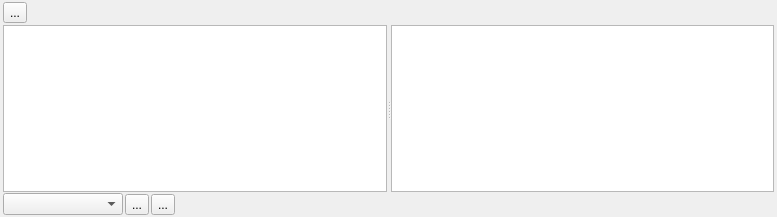
First picture: the form in engine/modules/anim/editor/TimelinePanel/TimelinePanel.ui, repository timi-liuliang/echo, before the edit.
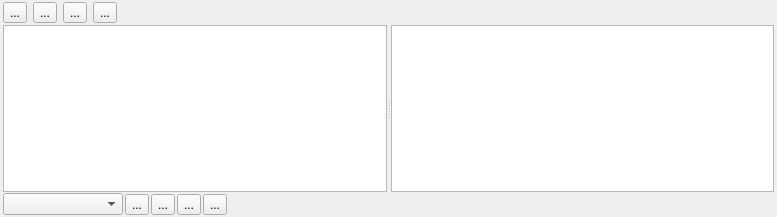
Second picture: the form after the edit.

Commit message: Timeline add edit node #235 Add icon for toolbuttons

Diff of the .ui file:
```diff
--- a/engine/modules/anim/editor/TimelinePanel/TimelinePanel.ui
+++ b/engine/modules/anim/editor/TimelinePanel/TimelinePanel.ui
@@ -57,7 +57,28 @@
        <number>0</number>
       </property>
       <item>
-       <widget class="QToolButton" name="toolButton">
+       <widget class="QToolButton" name="AddNode">
+        <property name="text">
+         <string>...</string>
+        </property>
+       </widget>
+      </item>
+      <item>
+       <widget class="QToolButton" name="Play">
+        <property name="text">
+         <string>...</string>
+        </property>
+       </widget>
+      </item>
+      <item>
+       <widget class="QToolButton" name="Stop">
+        <property name="text">
+         <string>...</string>
+        </property>
+       </widget>
+      </item>
+      <item>
+       <widget class="QToolButton" name="Restart">
         <property name="text">
          <string>...</string>
         </property>
@@ -148,7 +169,21 @@
        </widget>
       </item>
       <item>
-       <widget class="QToolButton" name="toolButton_3">
+       <widget class="QToolButton" name="DuplicateClip">
+        <property name="text">
+         <string>...</string>
+        </property>
+       </widget>
+      </item>
+      <item>
+       <widget class="QToolButton" name="RenameClip">
+        <property name="text">
+         <string>...</string>
+        </property>
+       </widget>
+      </item>
+      <item>
+       <widget class="QToolButton" name="DeleteClip">
         <property name="text">
          <string>...</string>
         </property>
```
Left out of the diff: 6 changed lines with no effect on the pictures. The commit also changes 6 other files.
